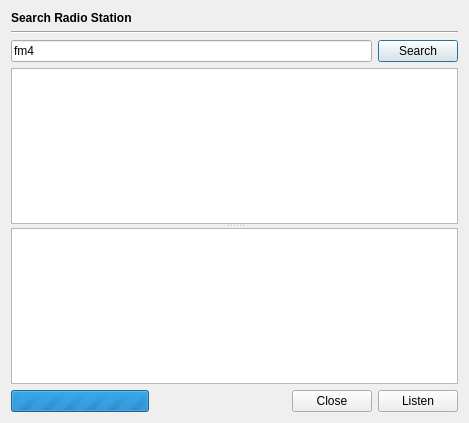
The window that src/GUI/Plugins/Stream/GUI_StationSearcher.ui (Inferno214221/sayonara-player) describes before a commit, drawn with Qt 5.
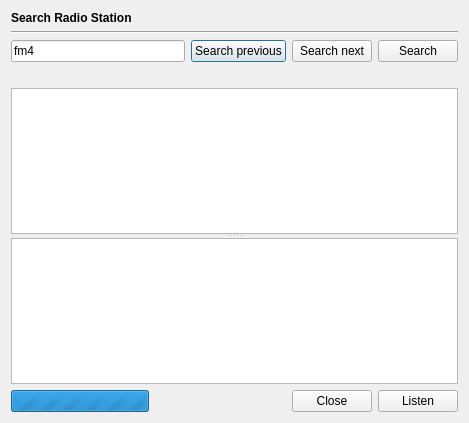
The same window after the commit.

Commit message: Streams revisited

Patch:
```diff
--- a/src/GUI/Plugins/Stream/GUI_StationSearcher.ui
+++ b/src/GUI/Plugins/Stream/GUI_StationSearcher.ui
@@ -27,6 +27,62 @@
      </property>
     </widget>
    </item>
+   <item row="4" column="0">
+    <widget class="QSplitter" name="splitter">
+     <property name="orientation">
+      <enum>Qt::Vertical</enum>
+     </property>
+     <widget class="QTableWidget" name="tw_stations">
+      <property name="alternatingRowColors">
+       <bool>true</bool>
+      </property>
+      <property name="selectionMode">
+       <enum>QAbstractItemView::SingleSelection</enum>
+      </property>
+      <property name="selectionBehavior">
+       <enum>QAbstractItemView::SelectRows</enum>
+      </property>
+      <property name="verticalScrollMode">
+       <enum>QAbstractItemView::ScrollPerPixel</enum>
+      </property>
+      <attribute name="horizontalHeaderMinimumSectionSize">
+       <number>30</number>
+      </attribute>
+      <attribute name="horizontalHeaderStretchLastSection">
+       <bool>true</bool>
+      </attribute>
+      <attribute name="verticalHeaderVisible">
+       <bool>false</bool>
+      </attribute>
+     </widget>
+     <widget class="QTableWidget" name="tw_streams">
+      <property name="alternatingRowColors">
+       <bool>true</bool>
+      </property>
+      <property name="selectionMode">
+       <enum>QAbstractItemView::SingleSelection</enum>
+      </property>
+      <property name="selectionBehavior">
+       <enum>QAbstractItemView::SelectRows</enum>
+      </property>
+      <property name="verticalScrollMode">
+       <enum>QAbstractItemView::ScrollPerPixel</enum>
+      </property>
+      <attribute name="horizontalHeaderVisible">
+       <bool>false</bool>
+      </attribute>
+      <attribute name="horizontalHeaderMinimumSectionSize">
+       <number>30</number>
+      </attribute>
+      <attribute name="horizontalHeaderStretchLastSection">
+       <bool>true</bool>
+      </attribute>
+      <attribute name="verticalHeaderVisible">
+       <bool>false</bool>
+      </attribute>
+     </widget>
+    </widget>
+   </item>
    <item row="1" column="0">
     <widget class="Line" name="line">
      <property name="orientation">
@@ -43,6 +99,20 @@
        </property>
       </widget>
      </item>
+     <item>
+      <widget class="QPushButton" name="btn_search_prev">
+       <property name="text">
+        <string notr="true">Search previous</string>
+       </property>
+      </widget>
+     </item>
+     <item>
+      <widget class="QPushButton" name="btn_search_next">
+       <property name="text">
+        <string notr="true">Search next</string>
+       </property>
+      </widget>
+     </item>
      <item>
       <widget class="QPushButton" name="btn_search">
        <property name="text">
@@ -52,57 +122,7 @@
      </item>
     </layout>
    </item>
-   <item row="3" column="0">
-    <widget class="QSplitter" name="splitter">
-     <property name="orientation">
-      <enum>Qt::Vertical</enum>
-     </property>
-     <widget class="QTableWidget" name="tw_stations">
-      <property name="alternatingRowColors">
-       <bool>true</bool>
-      </property>
-      <property name="selectionMode">
-       <enum>QAbstractItemView::SingleSelection</enum>
-      </property>
-      <property name="selectionBehavior">
-       <enum>QAbstractItemView::SelectRows</enum>
-      </property>
-      <property name="verticalScrollMode">
-       <enum>QAbstractItemView::ScrollPerPixel</enum>
-      </property>
-      <attribute name="horizontalHeaderStretchLastSection">
-       <bool>true</bool>
-      </attribute>
-      <attribute name="verticalHeaderVisible">
-       <bool>false</bool>
-      </attribute>
-     </widget>
-     <widget class="QTableWidget" name="tw_streams">
-      <property name="alternatingRowColors">
-       <bool>true</bool>
-      </property>
-      <property name="selectionMode">
-       <enum>QAbstractItemView::SingleSelection</enum>
-      </property>
-      <property name="selectionBehavior">
-       <enum>QAbstractItemView::SelectRows</enum>
-      </property>
-      <property name="verticalScrollMode">
-       <enum>QAbstractItemView::ScrollPerPixel</enum>
-      </property>
-      <attribute name="horizontalHeaderVisible">
-       <bool>false</bool>
-      </attribute>
-      <attribute name="horizontalHeaderStretchLastSection">
-       <bool>true</bool>
-      </attribute>
-      <attribute name="verticalHeaderVisible">
-       <bool>false</bool>
-      </attribute>
-     </widget>
-    </widget>
-   </item>
-   <item row="4" column="0">
+   <item row="5" column="0">
     <layout class="QHBoxLayout" name="horizontalLayout_2">
      <item>
       <widget class="QProgressBar" name="pb_progress">
@@ -143,6 +163,13 @@
      </item>
     </layout>
    </item>
+   <item row="3" column="0">
+    <widget class="QLabel" name="lab_from_to">
+     <property name="text">
+      <string notr="true"/>
+     </property>
+    </widget>
+   </item>
   </layout>
  </widget>
  <resources/>
```
The commit also changes 26 other files.
